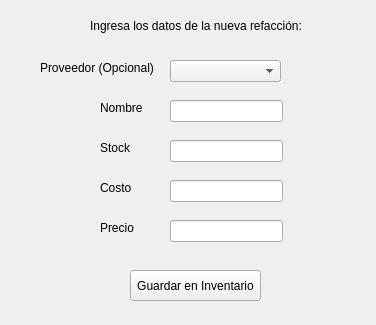
The window that nueva_refaccion.ui (ileosalazar/MultiserviciosProfesionalesJG) describes before a commit, drawn with Qt 5.
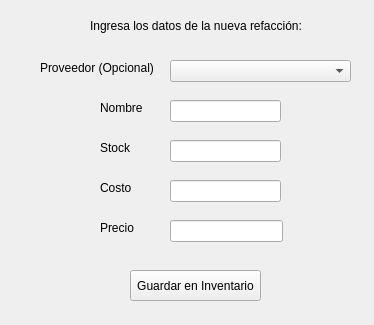
The same window after the commit.

Diff of the .ui file:
```diff
--- a/nueva_refaccion.ui
+++ b/nueva_refaccion.ui
@@ -6,7 +6,7 @@
    <rect>
     <x>0</x>
     <y>0</y>
-    <width>376</width>
+    <width>374</width>
     <height>325</height>
    </rect>
   </property>
@@ -31,7 +31,7 @@
     <rect>
      <x>170</x>
      <y>100</y>
-     <width>113</width>
+     <width>111</width>
      <height>22</height>
     </rect>
    </property>
@@ -41,7 +41,7 @@
     <rect>
      <x>170</x>
      <y>180</y>
-     <width>113</width>
+     <width>111</width>
      <height>22</height>
     </rect>
    </property>
@@ -61,7 +61,7 @@
     <rect>
      <x>170</x>
      <y>140</y>
-     <width>113</width>
+     <width>111</width>
      <height>22</height>
     </rect>
    </property>
@@ -149,7 +149,7 @@
     <rect>
      <x>170</x>
      <y>60</y>
-     <width>111</width>
+     <width>181</width>
      <height>22</height>
     </rect>
    </property>
```
